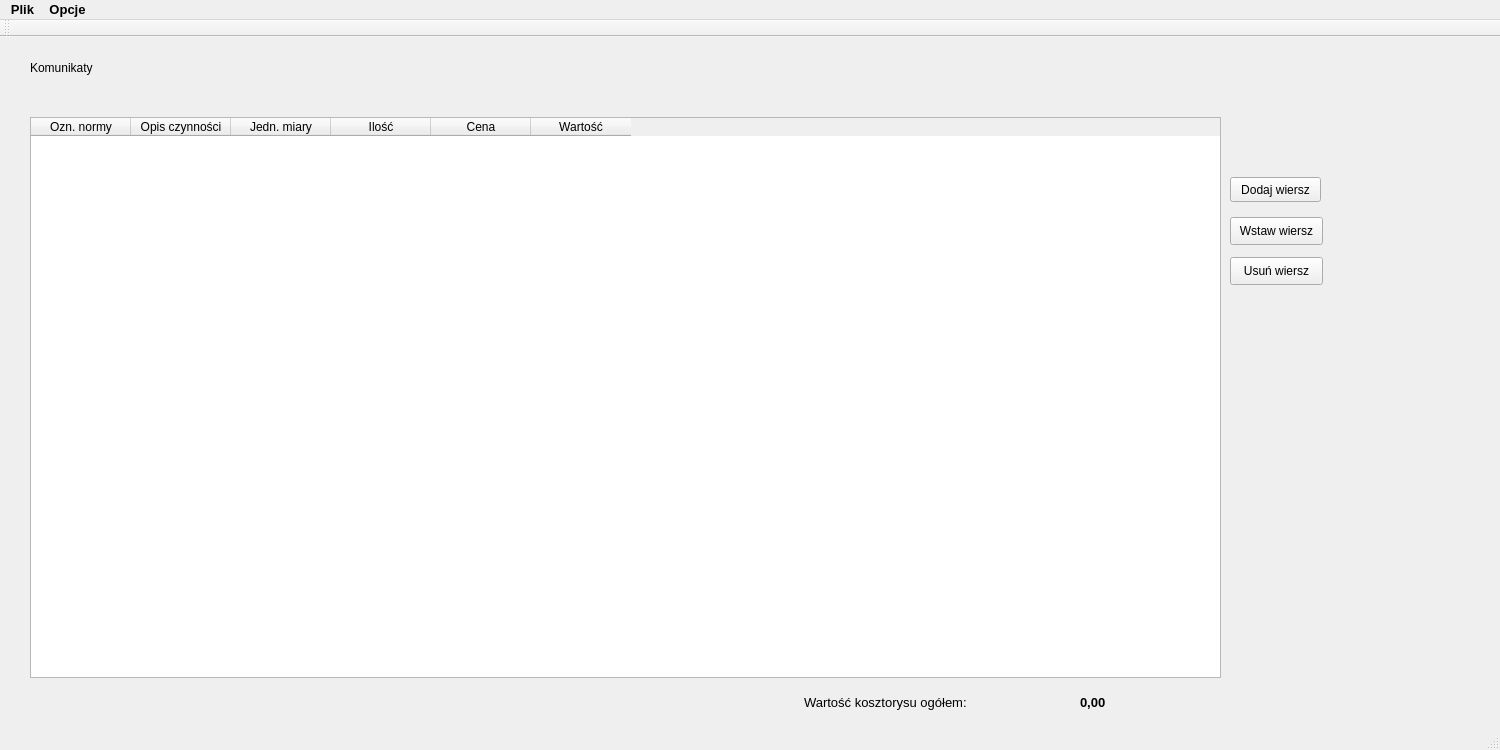
Old version of the form kosztorys/mainwindow.ui in the repository ekspensum/CPP_Projects.
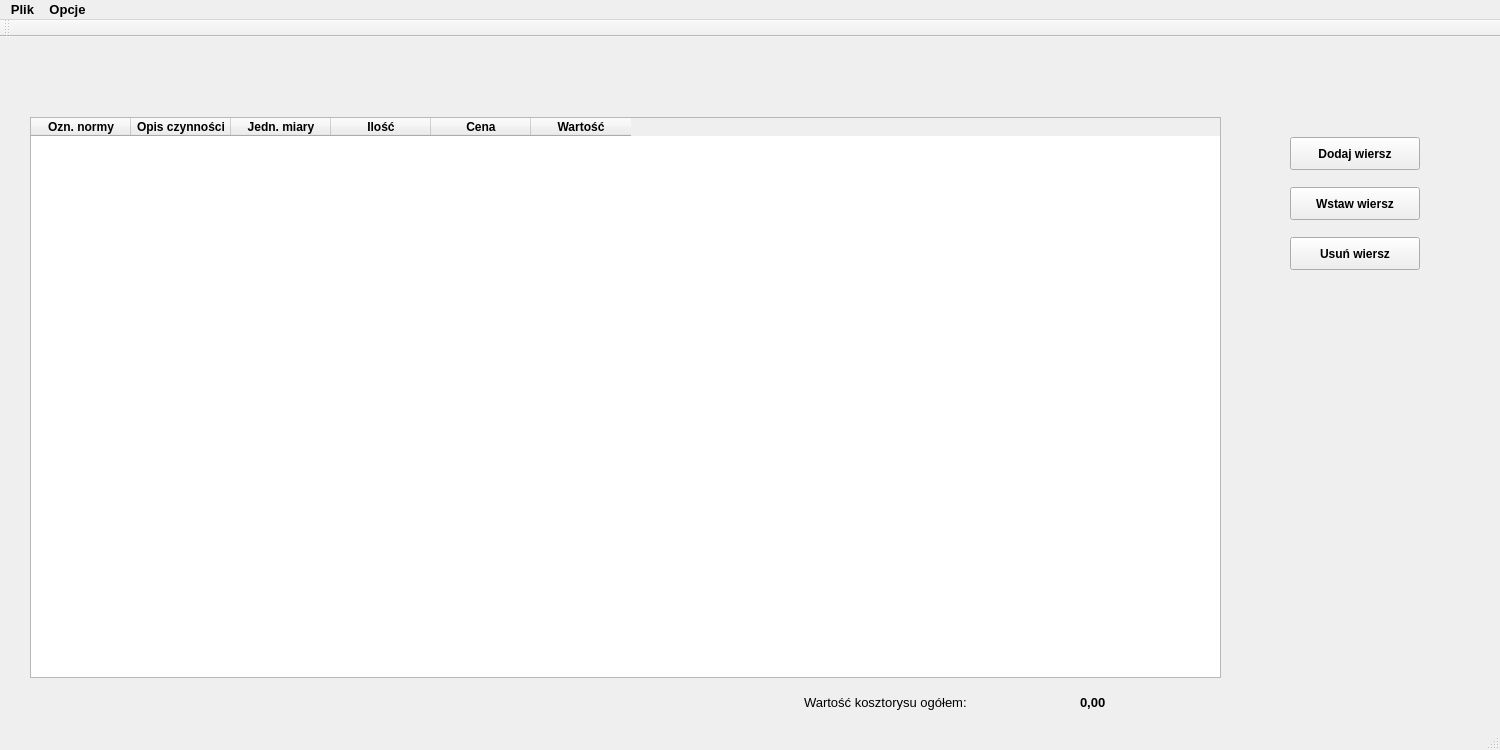
New version of the form. Icons and pictures are not drawn.

Diff of the .ui file:
```diff
--- a/kosztorys/mainwindow.ui
+++ b/kosztorys/mainwindow.ui
@@ -39,42 +39,85 @@
      <property name="text">
       <string>Ozn. normy</string>
      </property>
+     <property name="font">
+      <font>
+       <weight>75</weight>
+       <bold>true</bold>
+      </font>
+     </property>
     </column>
     <column>
      <property name="text">
       <string>Opis czynności</string>
      </property>
+     <property name="font">
+      <font>
+       <weight>75</weight>
+       <bold>true</bold>
+      </font>
+     </property>
     </column>
     <column>
      <property name="text">
       <string>Jedn. miary</string>
      </property>
+     <property name="font">
+      <font>
+       <weight>75</weight>
+       <bold>true</bold>
+      </font>
+     </property>
     </column>
     <column>
      <property name="text">
       <string>Ilość</string>
      </property>
+     <property name="font">
+      <font>
+       <weight>75</weight>
+       <bold>true</bold>
+      </font>
+     </property>
     </column>
     <column>
      <property name="text">
       <string>Cena</string>
      </property>
+     <property name="font">
+      <font>
+       <weight>75</weight>
+       <bold>true</bold>
+      </font>
+     </property>
     </column>
     <column>
      <property name="text">
       <string>Wartość</string>
      </property>
+     <property name="font">
+      <font>
+       <weight>75</weight>
+       <bold>true</bold>
+      </font>
+     </property>
     </column>
    </widget>
    <widget class="QPushButton" name="pushButtonWstawWiersz">
     <property name="geometry">
      <rect>
-      <x>1230</x>
-      <y>180</y>
-      <width>93</width>
-      <height>28</height>
+      <x>1290</x>
+      <y>150</y>
+      <width>130</width>
+      <height>33</height>
      </rect>
     </property>
+    <property name="font">
+     <font>
+      <pointsize>9</pointsize>
+      <weight>75</weight>
+      <bold>true</bold>
+     </font>
+    </property>
     <property name="text">
      <string>Wstaw wiersz</string>
     </property>
@@ -82,38 +125,39 @@
    <widget class="QPushButton" name="pushButtonUsunWiersz">
     <property name="geometry">
      <rect>
-      <x>1230</x>
-      <y>220</y>
-      <width>93</width>
-      <height>28</height>
+      <x>1290</x>
+      <y>200</y>
+      <width>130</width>
+      <height>33</height>
      </rect>
     </property>
+    <property name="font">
+     <font>
+      <pointsize>9</pointsize>
+      <weight>75</weight>
+      <bold>true</bold>
+     </font>
+    </property>
     <property name="text">
      <string>Usuń wiersz</string>
     </property>
    </widget>
-   <widget class="QLabel" name="komunikaty">
-    <property name="geometry">
-     <rect>
-      <x>30</x>
-      <y>0</y>
-      <width>441</width>
-      <height>61</height>
-     </rect>
-    </property>
-    <property name="text">
-     <string>Komunikaty</string>
-    </property>
-   </widget>
    <widget class="QPushButton" name="pushButtonDodajWiersz">
     <property name="geometry">
      <rect>
-      <x>1230</x>
-      <y>140</y>
-      <width>91</width>
-      <height>25</height>
+      <x>1290</x>
+      <y>100</y>
+      <width>130</width>
+      <height>33</height>
      </rect>
     </property>
+    <property name="font">
+     <font>
+      <pointsize>9</pointsize>
+      <weight>75</weight>
+      <bold>true</bold>
+     </font>
+    </property>
     <property name="text">
      <string>Dodaj wiersz</string>
     </property>
```
